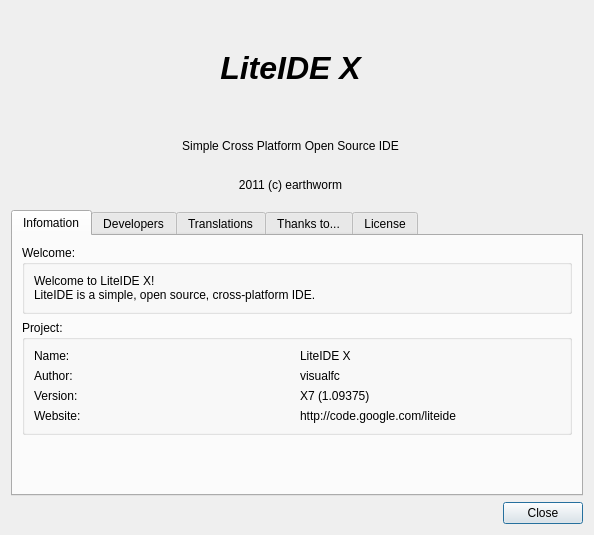
Before: the Qt Designer form liteidex/src/liteapp/aboutdialog.ui in seanxyh/liteide, drawn with Qt 5.
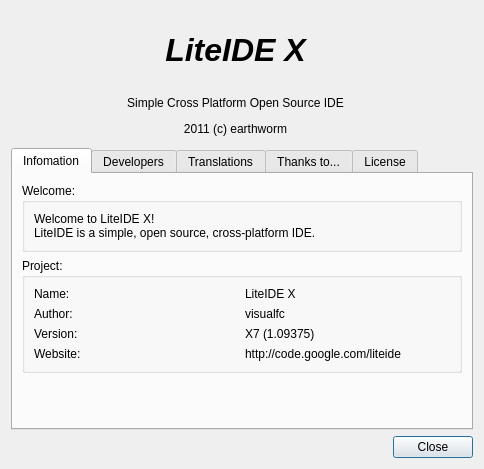
After: the same form once the commit is applied. Icons and pictures are not drawn.

```diff
--- a/liteidex/src/liteapp/aboutdialog.ui
+++ b/liteidex/src/liteapp/aboutdialog.ui
@@ -6,8 +6,8 @@
    <rect>
     <x>0</x>
     <y>0</y>
-    <width>594</width>
-    <height>535</height>
+    <width>450</width>
+    <height>469</height>
    </rect>
   </property>
   <property name="sizePolicy">
```
